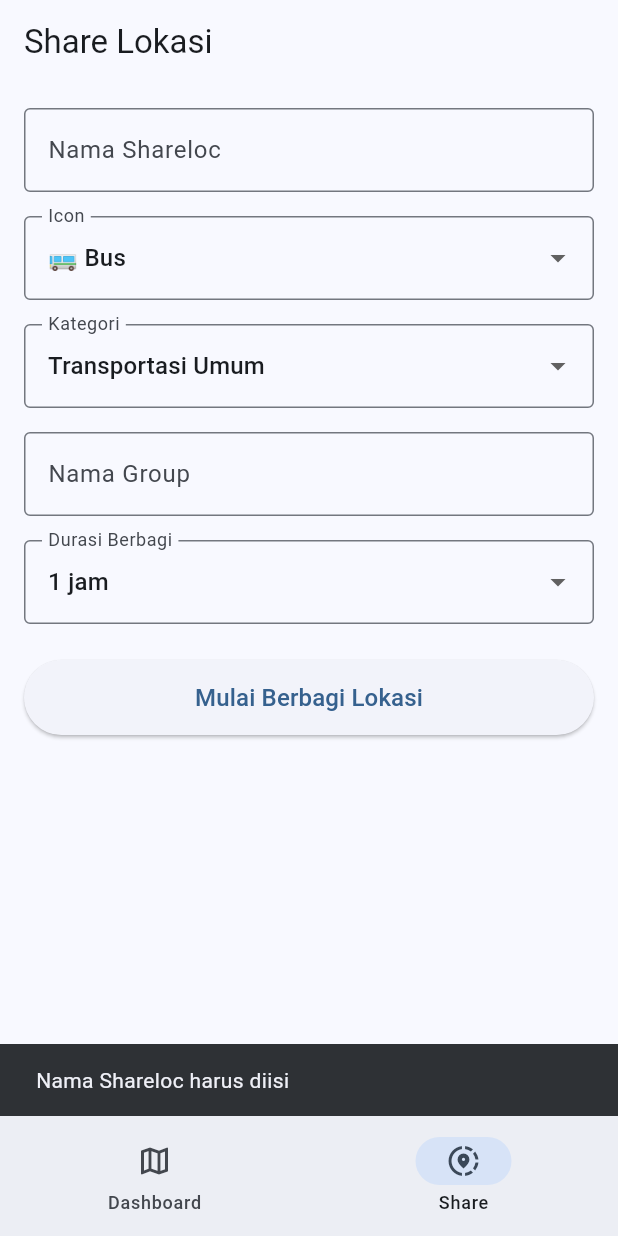
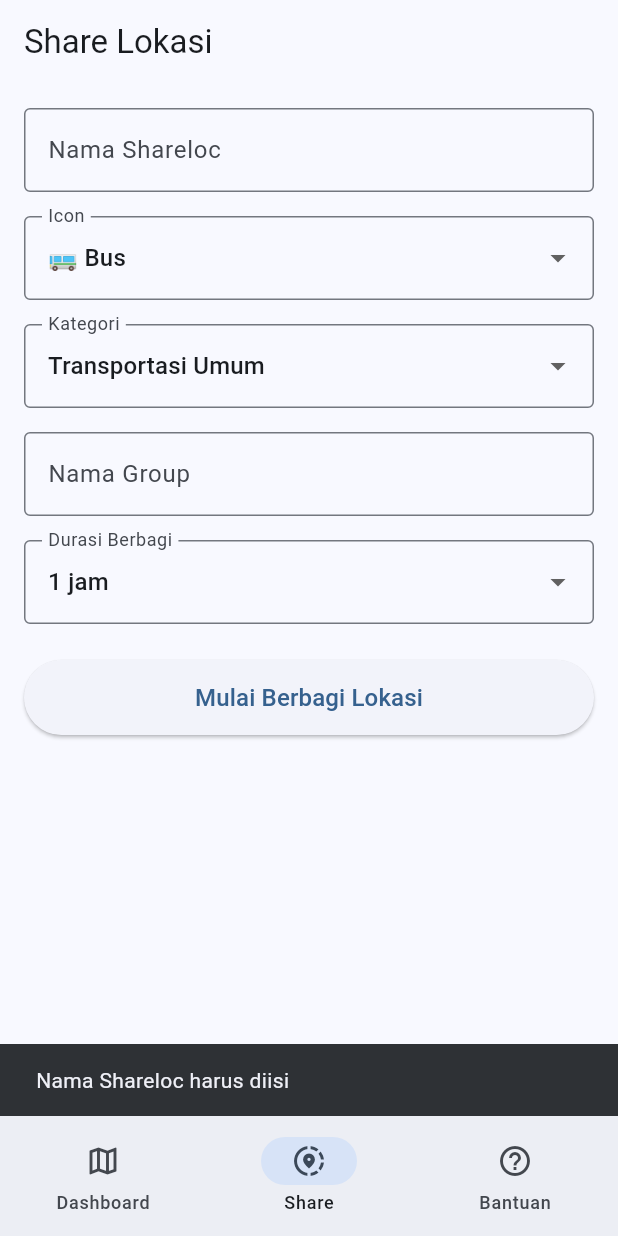
Before and after one commit to ombapit/shareliveloc, a Flutter app: the screen it shows after launch, item 2 of the bottom bar chosen, after a tap on "Mulai Berbagi Lokasi", on a phone screen of 412 x 824 dp. Run offline on Flutter 3.47's test engine with Material 3 defaults, Android fonts, the phone set to English and light mode, and no system bars; our stand-ins replace flutter_local_notifications, flutter_map, geolocator, google_mobile_ads, latlong2, permission_handler and 1 more; missing offline and left inert: flutter_background_service; network calls fail.

Commit message:
feat: bantuan, improve background

```diff
--- a/shareliveloc-mobile/lib/config.dart
+++ b/shareliveloc-mobile/lib/config.dart
@@ -1,6 +1,6 @@
 class AppConfig {
   // static const String baseUrl = 'http://10.0.2.2:8080';
   // static const String wsUrl = 'ws://10.0.2.2:8080';
-  static const String baseUrl = 'http://192.168.100.196:8080';
-  static const String wsUrl = 'ws://192.168.100.196:8080';
+  static const String baseUrl = 'https://apishareliveloc.davidsuwandi.my.id';
+  static const String wsUrl = 'wss://apishareliveloc.davidsuwandi.my.id';
 }
--- a/shareliveloc-mobile/lib/main.dart
+++ b/shareliveloc-mobile/lib/main.dart
@@ -1,5 +1,6 @@
 import 'package:flutter/material.dart';
 import 'screens/dashboard_screen.dart';
+import 'screens/help_screen.dart';
 import 'screens/share_screen.dart';
 import 'services/location_service.dart';
 
@@ -39,6 +40,7 @@ class _MainScreenState extends State<MainScreen> {
   final _screens = const [
     DashboardScreen(),
     ShareScreen(),
+    HelpScreen(),
   ];
 
   @override
@@ -64,6 +66,11 @@ class _MainScreenState extends State<MainScreen> {
             selectedIcon: Icon(Icons.share_location),
             label: 'Share',
           ),
+          NavigationDestination(
+            icon: Icon(Icons.help_outline),
+            selectedIcon: Icon(Icons.help),
+            label: 'Bantuan',
+          ),
         ],
       ),
     );
--- a/shareliveloc-mobile/lib/screens/dashboard_screen.dart
+++ b/shareliveloc-mobile/lib/screens/dashboard_screen.dart
@@ -1,5 +1,6 @@
 import 'package:flutter/material.dart';
 import 'package:flutter_map/flutter_map.dart';
+import 'package:google_mobile_ads/google_mobile_ads.dart';
 import 'package:latlong2/latlong.dart';
 import '../models/group.dart';
 import '../models/share.dart';
@@ -23,11 +24,54 @@ class _DashboardScreenState extends State<DashboardScreen> {
   Group? _selectedGroup;
   bool _isLoading = false;
 
+  // Ads
+  BannerAd? _bannerAd;
+  bool _isAdLoaded = false;
+  bool _adsEnabled = false;
+
+  @override
+  void initState() {
+    super.initState();
+    _loadAdConfig();
+  }
+
   @override
   void dispose() {
     _wsService.disconnect();
     _mapController.dispose();
+    _bannerAd?.dispose();
     super.dispose();
+  }
+
+  Future<void> _loadAdConfig() async {
+    try {
+      final configs = await ApiService.getConfigs();
+      final adsEnabled = configs['ads_enabled'] == 'true';
+      final bannerId = configs['ads_banner_id'] ?? '';
+
+      if (adsEnabled && bannerId.isNotEmpty && mounted) {
+        setState(() => _adsEnabled = true);
+        await MobileAds.instance.initialize();
+        _loadBannerAd(bannerId);
+      }
+    } catch (_) {}
+  }
+
+  void _loadBannerAd(String adUnitId) {
+    _bannerAd = BannerAd(
+      adUnitId: adUnitId,
+      size: AdSize.banner,
+      request: const AdRequest(),
+      listener: BannerAdListener(
+        onAdLoaded: (_) {
+          if (mounted) setState(() => _isAdLoaded = true);
+        },
+        onAdFailedToLoad: (ad, error) {
+          ad.dispose();
+          if (mounted) setState(() => _isAdLoaded = false);
+        },
+      ),
+    )..load();
   }
 
   void _onGroupSelected(Group group) {
@@ -94,9 +138,8 @@ class _DashboardScreenState extends State<DashboardScreen> {
   }
 
   void _fitBounds() {
-    final validShares = _shares
-        .where((s) => s.latitude != 0 && s.longitude != 0)
-        .toList();
+    final validShares =
+        _shares.where((s) => s.latitude != 0 && s.longitude != 0).toList();
     if (validShares.isEmpty) {
       _centerOnUser();
       return;
@@ -161,7 +204,7 @@ class _DashboardScreenState extends State<DashboardScreen> {
                   const Center(child: CircularProgressIndicator()),
                 Positioned(
                   right: 16,
-                  bottom: 16,
+                  bottom: (_adsEnabled && _isAdLoaded) ? 66 : 16,
                   child: FloatingActionButton.small(
                     heroTag: 'centerBtn',
                     onPressed: _centerOnUser,
@@ -171,6 +214,12 @@ class _DashboardScreenState extends State<DashboardScreen> {
               ],
             ),
           ),
+          if (_adsEnabled && _isAdLoaded && _bannerAd != null)
+            SizedBox(
+              width: _bannerAd!.size.width.toDouble(),
+              height: _bannerAd!.size.height.toDouble(),
+              child: AdWidget(ad: _bannerAd!),
+            ),
         ],
       ),
     );
--- /dev/null
+++ b/shareliveloc-mobile/lib/screens/help_screen.dart
@@ -0,0 +1,251 @@
+import 'package:flutter/material.dart';
+import 'package:permission_handler/permission_handler.dart';
+
+class HelpScreen extends StatelessWidget {
+  const HelpScreen({super.key});
+
+  @override
+  Widget build(BuildContext context) {
+    return Scaffold(
+      appBar: AppBar(title: const Text('Bantuan')),
+      body: ListView(
+        padding: const EdgeInsets.all(16),
+        children: [
+          const _SectionHeader(
+            icon: Icons.battery_alert,
+            title: 'Agar Lokasi Tetap Aktif di Background',
+          ),
+          const SizedBox(height: 8),
+          const Text(
+            'Beberapa HP Android membatasi aplikasi berjalan di background. '
+            'Agar ShareLiveLoc tetap mengirim lokasi saat aplikasi di-minimize, '
+            'ikuti langkah berikut sesuai merk HP Anda:',
+          ),
+          const SizedBox(height: 16),
+          _BrandCard(
+            brand: 'Xiaomi / Redmi / POCO (MIUI / HyperOS)',
+            steps: const [
+              'Buka Settings / Pengaturan',
+              'Pilih Apps / Aplikasi > Manage apps',
+              'Cari dan pilih ShareLiveLoc',
+              'Aktifkan Autostart',
+              'Tap Battery saver > pilih No restrictions',
+            ],
+          ),
+          const SizedBox(height: 12),
+          _BrandCard(
+            brand: 'Samsung (One UI)',
+            steps: const [
+              'Buka Settings / Pengaturan',
+              'Pilih Apps > ShareLiveLoc',
+              'Tap Battery > pilih Unrestricted',
+            ],
+          ),
+          const SizedBox(height: 12),
+          _BrandCard(
+            brand: 'Oppo / Realme (ColorOS)',
+            steps: const [
+              'Buka Settings / Pengaturan',
+              'Pilih Battery / Baterai > More settings',
+              'Optimize battery usage > ShareLiveLoc > Don\'t optimize',
+              'Kembali ke Apps > ShareLiveLoc > Auto-launch > Allow',
+            ],
+          ),
+          const SizedBox(height: 12),
+          _BrandCard(
+            brand: 'Vivo (Funtouch OS)',
+            steps: const [
+              'Buka Settings / Pengaturan',
+              'Pilih Battery > Background power consumption',
+              'Aktifkan ShareLiveLoc',
+            ],
+          ),
+          const SizedBox(height: 12),
+          _BrandCard(
+            brand: 'Android Lainnya',
+            steps: const [
+              'Buka Settings / Pengaturan',
+              'Pilih Apps > ShareLiveLoc',
+              'Tap Battery > pilih Unrestricted / No restrictions',
+            ],
+          ),
+          const SizedBox(height: 24),
+          const _SectionHeader(
+            icon: Icons.settings_suggest,
+            title: 'Buka Pengaturan Battery Otomatis',
+          ),
+          const SizedBox(height: 8),
+          const Text(
+            'Tap tombol di bawah untuk langsung membuka pengaturan battery optimization.',
+          ),
+          const SizedBox(height: 12),
+          FilledButton.icon(
+            onPressed: () => openAppSettings(),
+            icon: const Icon(Icons.open_in_new),
+            label: const Text('Buka Pengaturan Aplikasi'),
+          ),
+          const SizedBox(height: 24),
+          const _SectionHeader(
+            icon: Icons.notifications_active,
+            title: 'Notifikasi',
+          ),
+          const SizedBox(height: 8),
+          const Text(
+            'Saat berbagi lokasi aktif, akan muncul notifikasi di status bar. '
+            'Notifikasi ini diperlukan agar Android tidak menghentikan proses '
+            'pengiriman lokasi di background. Jangan matikan notifikasi ini.',
+          ),
+          const SizedBox(height: 24),
+          const _SectionHeader(
+            icon: Icons.info_outline,
+            title: 'Tips',
+          ),
+          const SizedBox(height: 8),
+          const _TipItem(text: 'Pastikan GPS / Lokasi aktif di HP Anda'),
+          const _TipItem(text: 'Pastikan koneksi internet stabil'),
+          const _TipItem(
+            text: 'Jangan force close aplikasi saat sedang berbagi lokasi',
+          ),
+          const _TipItem(
+            text:
+                'Jika lokasi berhenti terupdate, buka aplikasi kembali dan cek status sharing',
+          ),
+          const SizedBox(height: 24),
+          const Divider(),
+          const SizedBox(height: 16),
+          const _SectionHeader(
+            icon: Icons.person,
+            title: 'Pengembang',
+          ),
+          const SizedBox(height: 12),
+          Card(
+            child: Padding(
+              padding: const EdgeInsets.all(16),
+              child: Column(
+                crossAxisAlignment: CrossAxisAlignment.start,
+                children: [
+                  const Text(
+                    'David Suwandi',
+                    style: TextStyle(fontSize: 16, fontWeight: FontWeight.bold),
+                  ),
+                  const SizedBox(height: 8),
+                  const Row(
+                    children: [
+                      Icon(Icons.email, size: 18, color: Colors.grey),
+                      SizedBox(width: 8),
+                      Text('davidsuwandi@gmail.com'),
+                    ],
+                  ),
+                  const SizedBox(height: 4),
+                  const Row(
+                    children: [
+                      Icon(Icons.phone, size: 18, color: Colors.grey),
+                      SizedBox(width: 8),
+                      Text('+6285959584514'),
+                    ],
+                  ),
+                  const SizedBox(height: 12),
+                  Text(
+                    'Hubungi pengembang jika ingin membuat aplikasi serupa ataupun aplikasi lainnya.',
+                    style: TextStyle(
+                      color: Colors.grey.shade700,
+                      fontStyle: FontStyle.italic,
+                    ),
+                  ),
+                ],
+              ),
+            ),
+          ),
+          const SizedBox(height: 32),
+        ],
+      ),
+    );
+  }
+}
+
+class _SectionHeader extends StatelessWidget {
+  final IconData icon;
+  final String title;
+
+  const _SectionHeader({required this.icon, required this.title});
+
+  @override
+  Widget build(BuildContext context) {
+    return Row(
+      children: [
+        Icon(icon, color: Theme.of(context).colorScheme.primary),
+        const SizedBox(width: 8),
+        Expanded(
+          child: Text(
+            title,
+            style: const TextStyle(fontSize: 18, fontWeight: FontWeight.bold),
+          ),
+        ),
+      ],
+    );
+  }
+}
+
+class _BrandCard extends StatelessWidget {
+  final String brand;
+  final List<String> steps;
+
+  const _BrandCard({required this.brand, required this.steps});
+
+  @override
+  Widget build(BuildContext context) {
+    return Card(
+      child: Padding(
+        padding: const EdgeInsets.all(16),
+        child: Column(
+          crossAxisAlignment: CrossAxisAlignment.start,
+          children: [
+            Text(
+              brand,
+              style: const TextStyle(
+                fontWeight: FontWeight.bold,
+                fontSize: 15,
+              ),
+            ),
+            const SizedBox(height: 8),
+            ...steps.asMap().entries.map(
+                  (e) => Padding(
+                    padding: const EdgeInsets.only(bottom: 4),
+                    child: Row(
+                      crossAxisAlignment: CrossAxisAlignment.start,
+                      children: [
+                        Text(
+                          '${e.key + 1}. ',
+                          style: const TextStyle(fontWeight: FontWeight.bold),
+                        ),
+                        Expanded(child: Text(e.value)),
+                      ],
+                    ),
+                  ),
+                ),
+          ],
+        ),
+      ),
+    );
+  }
+}
+
+class _TipItem extends StatelessWidget {
+  final String text;
+
+  const _TipItem({required this.text});
+
+  @override
+  Widget build(BuildContext context) {
+    return Padding(
+      padding: const EdgeInsets.only(bottom: 6),
+      child: Row(
+        crossAxisAlignment: CrossAxisAlignment.start,
+        children: [
+          const Text('  \u2022  '),
+          Expanded(child: Text(text)),
+        ],
+      ),
+    );
+  }
+}
--- a/shareliveloc-mobile/lib/services/api_service.dart
+++ b/shareliveloc-mobile/lib/services/api_service.dart
@@ -73,4 +73,18 @@ class ApiService {
     }
     return [];
   }
+
+  static Future<Map<String, String>> getConfigs() async {
+    try {
+      final response = await http.get(
+        Uri.parse('${AppConfig.baseUrl}/api/config'),
+      );
+      if (response.statusCode == 200) {
+        final body = jsonDecode(response.body);
+        final data = body['data'] as Map<String, dynamic>;
+        return data.map((k, v) => MapEntry(k, v.toString()));
+      }
+    } catch (_) {}
+    return {};
+  }
 }
```
Also changed, not shown: shareliveloc-mobile/lib/screens/share_screen.dart (+25 -45 lines), shareliveloc-mobile/lib/services/location_service.dart (+98 -34 lines), shareliveloc-mobile/lib/widgets/group_search_field.dart (+5 -3 lines), shareliveloc-mobile/pubspec.yaml (+10 -1 lines), shareliveloc-mobile/assets/1.jpeg (added), shareliveloc-mobile/assets/2.jpeg (added), shareliveloc-mobile/assets/3.jpeg (added), shareliveloc-mobile/assets/4.jpeg (added), shareliveloc-mobile/assets/5.jpeg (added), shareliveloc-mobile/assets/feature.png (added), shareliveloc-mobile/assets/icon.png (added), shareliveloc-mobile/pubspec.lock, 42 other files.
